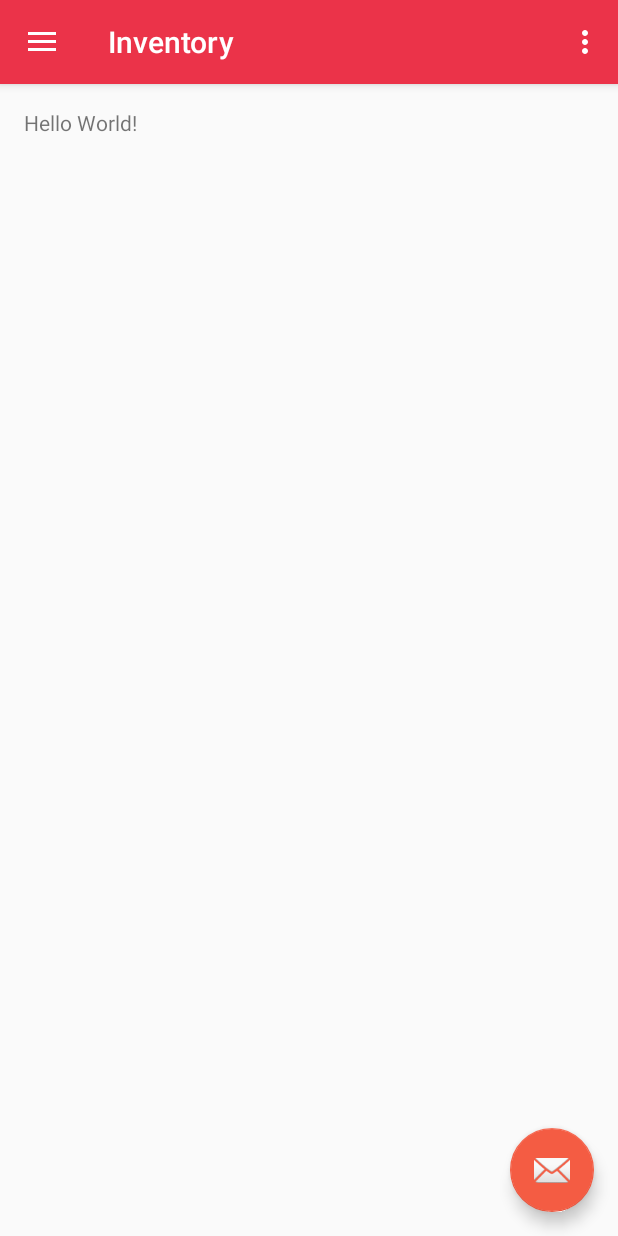
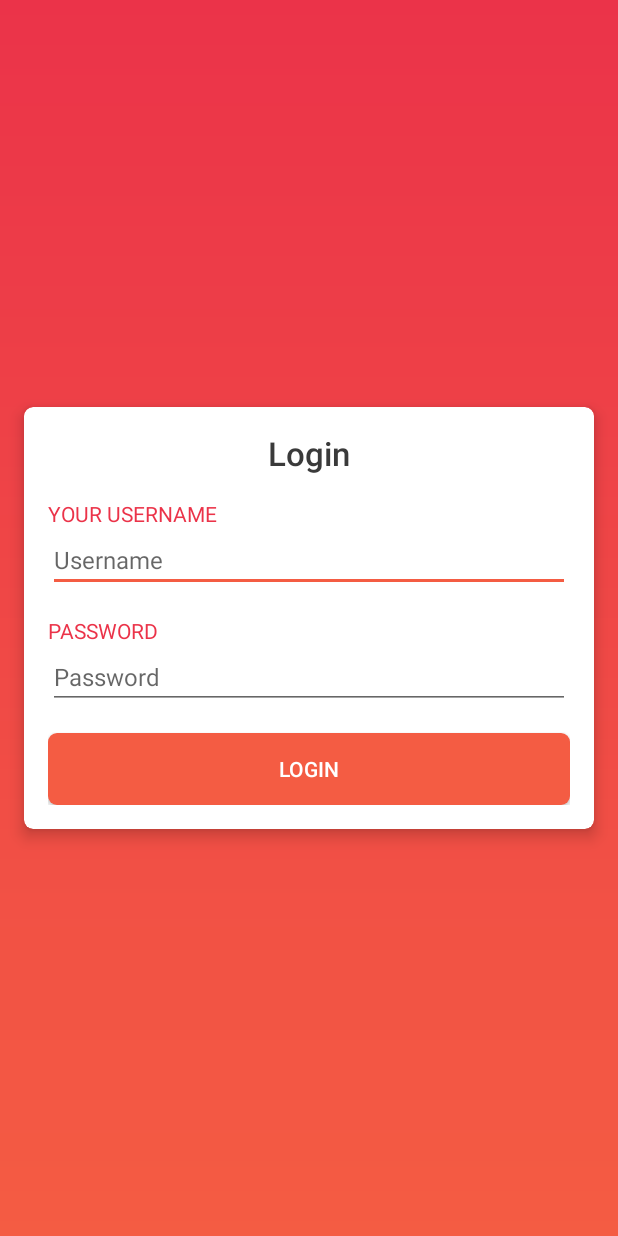
Before and after one commit to codecameo/Inventory, an Android app: the screen it shows after launch (MainActivity before the commit, LoginActivity after it), on a phone screen of 412 x 824 dp. Run offline under Robolectric (Android 15) with nearby library versions, the phone set to English and light mode, and no system bars.

Commit message:
Add Login screen and api request.

```diff
--- a/app/src/main/java/wit/bytes/inventory/activity/EmployeeTrackerActivity.java
+++ b/app/src/main/java/wit/bytes/inventory/activity/EmployeeTrackerActivity.java
@@ -25,6 +25,7 @@ public class EmployeeTrackerActivity extends BaseActivity implements View.OnClic
         super.onCreate(savedInstanceState);
         setContentView(R.layout.activity_employee_tracker);
         initViews();
+        setupToolBar(R.id.employee_tracker_toolbar);
         setupView();
         initListeners();
     }
--- /dev/null
+++ b/app/src/main/java/wit/bytes/inventory/activity/LoginActivity.java
@@ -0,0 +1,102 @@
+package wit.bytes.inventory.activity;
+
+import android.content.Intent;
+import android.os.Bundle;
+import android.os.Handler;
+import android.support.annotation.Nullable;
+import android.text.TextUtils;
+import android.view.View;
+import android.widget.Button;
+import android.widget.EditText;
+import android.widget.Toast;
+
+import wit.bytes.inventory.R;
+import wit.bytes.inventory.interfaces.ILoginProvider;
+import wit.bytes.inventory.models.api_models.LoginResponseModel;
+import wit.bytes.inventory.providers.ProviderFactory;
+import wit.bytes.inventory.receivers.result_receivers.LoginResultReceiver;
+import wit.bytes.inventory.utils.Constants;
+import wit.bytes.inventory.utils.PreferenceUtil;
+import wit.bytes.inventory.wrappers.LoginAdapter;
+
+/**
+ * Created by Md. Sifat-Ul Haque on 2/20/2017.
+ */
+
+public class LoginActivity extends BaseActivity implements View.OnClickListener, LoginResultReceiver.Receiver {
+
+    private EditText mEtUserName, mEtPassword;
+    private Button mBtnLogin;
+    private Handler mHandler;
+    private LoginResultReceiver mLoginResultReceiver;
+    private ProviderFactory mProviderFactory;
+    private ILoginProvider mILoginProvider;
+    private PreferenceUtil mPreferenceUtil;
+
+    @Override
+    protected void onCreate(@Nullable Bundle savedInstanceState) {
+        super.onCreate(savedInstanceState);
+        setContentView(R.layout.activity_login);
+        initView();
+        initVariables();
+        initListeners();
+        checkPreviousLogin();
+    }
+
+    private void checkPreviousLogin() {
+        int user_id = mPreferenceUtil.getInt(Constants.KEY_USER_ID,-1);
+        if (user_id != -1){
+            startActivity(new Intent(LoginActivity.this,MainActivity.class));
+        }
+    }
+
+    private void initVariables() {
+        mHandler = new Handler();
+        mLoginResultReceiver = new LoginResultReceiver(mHandler);
+        mProviderFactory = ProviderFactory.getProviderInstance();
+        mILoginProvider = mProviderFactory.getProductProvider(this,mLoginResultReceiver);
+        mPreferenceUtil = PreferenceUtil.getInstance(this);
+    }
+
+    private void initListeners() {
+        mBtnLogin.setOnClickListener(this);
+        mLoginResultReceiver.setReceiver(this);
+    }
+
+    private void initView() {
+        mEtPassword = (EditText) findViewById(R.id.et_password);
+        mEtUserName = (EditText) findViewById(R.id.et_username);
+        mBtnLogin = (Button) findViewById(R.id.btn_login);
+    }
+
+    @Override
+    public void onClick(View v) {
+
+        String username = mEtUserName.getText().toString();
+        if (TextUtils.isEmpty(username)){
+            mEtUserName.setError("This field is required");
+            mEtPassword.requestFocus();
+            return;
+        }
+
+        String password = mEtPassword.getText().toString();
+        if (TextUtils.isEmpty(password)){
+            mEtPassword.setError("This field is required");
+            mEtPassword.requestFocus();
+            return;
+        }
+        mBtnLogin.setEnabled(false);
+        mILoginProvider.login(username, password);
+    }
+
+    @Override
+    public void onReceiveResult(int resultCode, Bundle resultData) {
+        mBtnLogin.setEnabled(true);
+        if (resultCode == Constants.API_RESPONSE_SUCCESSFUL && resultData != null){
+            LoginResponseModel loginResponseModel = (LoginResponseModel) resultData.getSerializable(LoginAdapter.KEY_LOGIN_RESPONSE);
+            mPreferenceUtil.setString(Constants.KEY_USER_NAME, loginResponseModel.getData().getName());
+            mPreferenceUtil.setInt(Constants.KEY_USER_ID, loginResponseModel.getData().getUser_id());
+            mPreferenceUtil.setString(Constants.KEY_ACCESS_TOKEN, loginResponseModel.getData().getAccess_token());
+        }
+    }
+}
--- /dev/null
+++ b/app/src/main/java/wit/bytes/inventory/interfaces/ILoginProvider.java
@@ -0,0 +1,9 @@
+package wit.bytes.inventory.interfaces;
+
+/**
+ * Created by Md. Sifat-Ul Haque on 2/21/2017.
+ */
+
+public interface ILoginProvider {
+    void login(String username, String password);
+}
--- a/app/src/main/java/wit/bytes/inventory/providers/ProviderFactory.java
+++ b/app/src/main/java/wit/bytes/inventory/providers/ProviderFactory.java
@@ -4,6 +4,8 @@ import android.content.Context;
 import android.os.ResultReceiver;
 
 import wit.bytes.inventory.interfaces.ILocationTracker;
+import wit.bytes.inventory.interfaces.ILoginProvider;
+import wit.bytes.inventory.wrappers.LoginAdapter;
 import wit.bytes.inventory.wrappers.TrackerAdapter;
 
 /**
@@ -31,4 +33,8 @@ public class ProviderFactory {
     public ILocationTracker getLocationSendProvider(Context context, ResultReceiver receiver) {
         return (ILocationTracker) new TrackerAdapter(context, receiver);
     }
+
+    public ILoginProvider getProductProvider(Context context, ResultReceiver receiver) {
+        return (ILoginProvider) new LoginAdapter(context, receiver);
+    }
 }
--- /dev/null
+++ b/app/src/main/java/wit/bytes/inventory/receivers/result_receivers/LoginResultReceiver.java
@@ -0,0 +1,37 @@
+package wit.bytes.inventory.receivers.result_receivers;
+
+import android.os.Bundle;
+import android.os.Handler;
+import android.os.ResultReceiver;
+
+import java.lang.ref.WeakReference;
+
+import wit.bytes.inventory.utils.Constants;
+
+/**
+ * Created by Md. Sifat-Ul Haque on 2/21/2017.
+ */
+
+public class LoginResultReceiver extends ResultReceiver {
+
+    private WeakReference<Receiver> mReceiver;
+
+    public LoginResultReceiver(Handler handler) {
+        super(handler);
+    }
+
+    @Override
+    protected void onReceiveResult(int resultCode, Bundle resultData) {
+        if (mReceiver.get() != null) {
+            mReceiver.get().onReceiveResult(resultCode, resultData);
+        }
+    }
+
+    public interface Receiver {
+        void onReceiveResult(int resultCode, Bundle resultData);
+    }
+
+    public void setReceiver(Receiver receiver) {
+        mReceiver = new WeakReference<>(receiver);
+    }
+}
--- /dev/null
+++ b/app/src/main/java/wit/bytes/inventory/utils/PreferenceUtil.java
@@ -0,0 +1,163 @@
+package wit.bytes.inventory.utils;
+
+import android.content.Context;
+import android.content.SharedPreferences;
+import android.preference.PreferenceManager;
+
+/**
+ * Created by Sharifur Rahman on 10/1/2016.
+ */
+
+public class PreferenceUtil {
+    private static PreferenceUtil mPreferenceInstance;
+
+    private static SharedPreferences mSharedPreferences;
+
+    /**
+     * Private constructor is used to initiate SingleTon instance
+     * @param  context
+     * */
+    private PreferenceUtil(Context context) {
+        mSharedPreferences = PreferenceManager.getDefaultSharedPreferences(context);
+    }
+
+    /**
+     * Singleton instance
+     * @param  context
+     * */
+    public static synchronized PreferenceUtil getInstance(Context context) {
+        if (mPreferenceInstance == null) {
+            mPreferenceInstance = new PreferenceUtil(context);
+        }
+        return mPreferenceInstance;
+    }
+
+    /**
+     * Get preference value using key
+     * @param  key
+     * @param defaultValue
+     * */
+    public String getString(String key, String defaultValue) {
+        return mSharedPreferences.getString(key, defaultValue);
+    }
+
+    /**
+     * Set preference string
+     * @param  key
+     * @param value
+     * */
+    public void setString(String key, String value) {
+        getEditor().putString(key, value).commit();
+    }
+
+    /**
+     * Get boolean preference if the value is available otherwise it will return false
+     * @param  key
+     * */
+    public boolean getBoolean(String key) {
+        return mSharedPreferences.getBoolean(key, false);
+    }
+
+    /**
+     * Get boolean preference
+     * @param  key
+     * @param defaultValue
+     * */
+    public boolean getBoolean(String key, boolean defaultValue) {
+        return mSharedPreferences.getBoolean(key, defaultValue);
+    }
+
+    /**
+     * Set boolean preference
+     * @param  key
+     * @param value
+     * */
+    public void setBoolean(String key, boolean value) {
+        getEditor().putBoolean(key, value).commit();
+    }
+
+    /**
+     * Set int preference
+     * @param  key
+     * @param value
+     * */
+    public void setInt(String key, int value) {
+        getEditor().putInt(key, value).commit();
+    }
+
+    /**
+     * Get int preference
+     * @param  key
+     * @param defaultValue
+     * */
+    public int getInt(String key, int defaultValue) {
+        return mSharedPreferences.getInt(key, defaultValue);
+    }
+
+    /**
+     * Get int preference where default value is zero
+     * @param  key
+     * */
+    public int getInt(String key) {
+        return mSharedPreferences.getInt(key, 0);
+    }
+
+    /**
+     * Set double preference
+     * @param  key
+     * @param value
+     * */
+    public void setDouble(String key, double value) {
+        getEditor().putLong(key, Double.doubleToRawLongBits(value)).commit();
+    }
+
+    /**
+     * Get double preference
+     * @param  key
+     * @param defaultValue
+     * */
+    public double getDouble(String key, double defaultValue) {
+        return Double.longBitsToDouble(mSharedPreferences.getLong(key, Double.doubleToLongBits(defaultValue)));
+    }
+
+    /**
+     * Get double preference where default value is zero
+     * @param  key
+     * */
+    public double getDouble(String key) {
+        return Double.longBitsToDouble(mSharedPreferences.getLong(key, 0));
+    }
+
+    /**
+     * Set long preference
+     * @param  key
+     * @param value
+     * */
+    public void setLong(String key, long value) {
+        getEditor().putLong(key, value).commit();
+    }
+
+    /**
+     * Get long preference
+     * @param  key
+     * @param defaultValue
+     * */
+    public long getLong(String key, long defaultValue) {
+        return mSharedPreferences.getLong(key, defaultValue);
+    }
+
+    /**
+     * Get long preference where default value is zero
+     * @param  key
+     * */
+    public long getLong(String key) {
+        return mSharedPreferences.getLong(key, 0);
+    }
+
+    /**
+     * Editor to write into SharedPreference file
+     * */
+    private SharedPreferences.Editor getEditor(){
+        return mSharedPreferences.edit();
+    }
+}
--- /dev/null
+++ b/app/src/main/java/wit/bytes/inventory/wrappers/LoginAdapter.java
@@ -0,0 +1,39 @@
+package wit.bytes.inventory.wrappers;
+
+import android.content.Context;
+import android.content.Intent;
+import android.os.ResultReceiver;
+
+import java.lang.ref.WeakReference;
+
+import wit.bytes.inventory.interfaces.ILoginProvider;
+import wit.bytes.inventory.services.LoginService;
+
+/**
+ * Created by Md. Sifat-Ul Haque on 2/21/2017.
+ */
+
+public class LoginAdapter implements ILoginProvider {
+
+    public static final String KEY_LOGIN_RESULT_RECEIVER = "login_result_receiver";
+    public static final String KEY_LOGIN_USERNAME = "login_username";
+    public static final String KEY_LOGIN_PASSWORD = "login_password";
+    public static final String KEY_LOGIN_RESPONSE = "login_response";
+
+    private WeakReference<Context> mContextWeakReference;
+    private WeakReference<ResultReceiver> mResultReceiverWeakReference;
+
+    public LoginAdapter(Context context, ResultReceiver receiver) {
+        mContextWeakReference = new WeakReference<>(context);
+        mResultReceiverWeakReference = new WeakReference<>(receiver);
+    }
+
+    @Override
+    public void login(String username, String password) {
+        Intent intent = new Intent(mContextWeakReference.get(), LoginService.class);
+        intent.putExtra(KEY_LOGIN_RESULT_RECEIVER, mResultReceiverWeakReference.get());
+        intent.putExtra(KEY_LOGIN_PASSWORD,password);
+        intent.putExtra(KEY_LOGIN_USERNAME,username);
+        mContextWeakReference.get().startService(intent);
+    }
+}
--- /dev/null
+++ b/app/src/main/res/drawable/login_button_bg.xml
@@ -0,0 +1,16 @@
+<?xml version="1.0" encoding="UTF-8"?>
+<selector xmlns:android="http://schemas.android.com/apk/res/android">
+    <item android:state_enabled="false">
+        <shape xmlns:android="http://schemas.android.com/apk/res/android">
+            <solid android:color="@color/colorPrimary" />
+            <corners android:radius="@dimen/cardview_radius" />
+        </shape>
+    </item>
+
+    <item android:state_enabled="true">
+        <shape xmlns:android="http://schemas.android.com/apk/res/android">
+            <solid android:color="@color/colorAccent" />
+            <corners android:radius="@dimen/cardview_radius" />
+        </shape>
+    </item>
+</selector>
--- /dev/null
+++ b/app/src/main/res/drawable/theme_red_background.xml
@@ -0,0 +1,7 @@
+<?xml version="1.0" encoding="utf-8"?>
+<shape xmlns:android="http://schemas.android.com/apk/res/android">
+    <gradient
+        android:endColor="@color/colorPrimary"
+        android:startColor="@color/colorAccent"
+        android:angle="90" />
+</shape>
--- /dev/null
+++ b/app/src/main/res/layout/activity_login.xml
@@ -0,0 +1,88 @@
+<?xml version="1.0" encoding="utf-8"?>
+<android.support.design.widget.CoordinatorLayout xmlns:android="http://schemas.android.com/apk/res/android"
+    android:layout_width="match_parent"
+    android:layout_height="match_parent"
+    android:fitsSystemWindows="true"
+    android:background="@drawable/theme_red_background"
+    xmlns:app="http://schemas.android.com/apk/res-auto">
+
+    <!--<TextView
+        android:textStyle="italic"
+        android:textAllCaps="false"
+        android:textSize="@dimen/abc_text_size_display_1_material"
+        android:layout_marginTop="@dimen/activity_vertical_margin"
+        android:layout_width="match_parent"
+        android:gravity="center_horizontal"
+        android:layout_height="wrap_content"
+        android:text="@string/app_name"
+        android:textColor="@android:color/white"/>-->
+
+    <android.support.v7.widget.CardView
+        android:layout_width="match_parent"
+        android:layout_height="wrap_content"
+        android:layout_gravity="center"
+        app:cardElevation="@dimen/cardview_elevation"
+        app:cardCornerRadius="@dimen/cardview_radius"
+        android:layout_margin="@dimen/activity_vertical_margin">
+
+        <LinearLayout
+            android:layout_width="match_parent"
+            android:layout_height="match_parent"
+            android:layout_margin="@dimen/activity_vertical_margin"
+            android:orientation="vertical">
+
+            <TextView
+                android:textColor="@color/title"
+                android:layout_width="wrap_content"
+                android:layout_height="wrap_content"
+                android:layout_gravity="center_horizontal"
+                android:layout_marginBottom="@dimen/activity_vertical_margin"
+                android:fontFamily="sans-serif-medium"
+                android:text="Login"
+                android:textSize="@dimen/abc_text_size_large_material" />
+
+            <TextView
+                android:textAllCaps="true"
+                android:textColor="@color/colorPrimary"
+                android:layout_width="wrap_content"
+                android:layout_height="wrap_content"
+                android:text="Your Username" />
+
+            <EditText
+                android:id="@+id/et_username"
+                android:layout_width="match_parent"
+                android:layout_height="wrap_content"
+                android:layout_marginBottom="@dimen/activity_vertical_margin"
+                android:hint="Username"
+                android:textSize="16sp" />
+
+            <TextView
+                android:textAllCaps="true"
+                android:textColor="@color/colorPrimary"
+                android:layout_width="wrap_content"
+                android:layout_height="wrap_content"
+                android:text="Password" />
+
+            <EditText
+                android:id="@+id/et_password"
+                android:layout_width="match_parent"
+                android:layout_height="wrap_content"
+                android:hint="Password"
+                android:inputType="textPassword"
+                android:textSize="16sp"
+                android:layout_marginBottom="@dimen/activity_vertical_margin"/>
+
+            <Button
+                android:id="@+id/btn_login"
+                android:text="Login"
+                android:textColor="@android:color/white"
+                android:layout_width="match_parent"
+                android:layout_height="wrap_content"
+                android:background="@drawable/login_button_bg"/>
+
+        </LinearLayout>
+
+
+    </android.support.v7.widget.CardView>
+
+</android.support.design.widget.CoordinatorLayout>
--- a/app/src/main/res/values/dimens.xml
+++ b/app/src/main/res/values/dimens.xml
@@ -6,4 +6,6 @@
     <dimen name="activity_horizontal_margin">16dp</dimen>
     <dimen name="activity_vertical_margin">16dp</dimen>
     <dimen name="fab_margin">16dp</dimen>
+    <dimen name="cardview_radius">6dp</dimen>
+    <dimen name="cardview_elevation">6dp</dimen>
 </resources>
```
Also changed, not shown: app/src/main/AndroidManifest.xml (+8 -5 lines), app/src/main/java/wit/bytes/inventory/apiConfigs/IApiUserAuth.java (added, +19 -0 lines), app/src/main/java/wit/bytes/inventory/models/api_models/LoginResponseModel.java (added, +68 -0 lines), app/src/main/java/wit/bytes/inventory/services/LoginService.java (added, +74 -0 lines), app/src/main/java/wit/bytes/inventory/utils/Constants.java (added, +16 -0 lines), app/src/main/res/layout/activity_employee_tracker.xml (+15 -1 lines).
